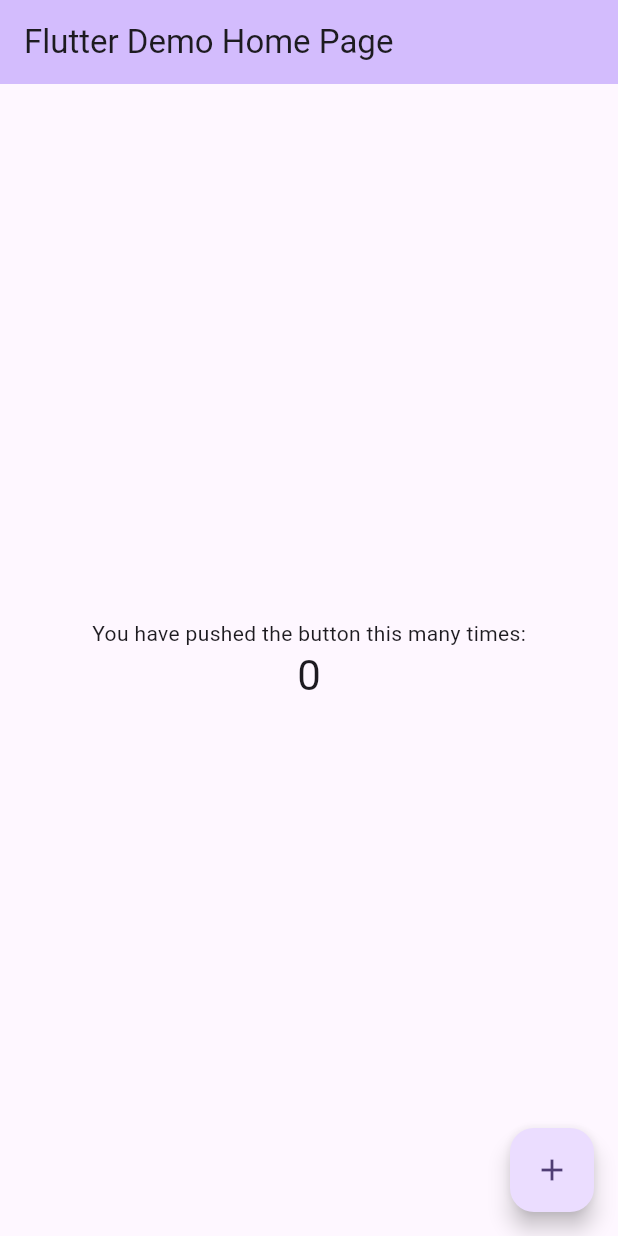
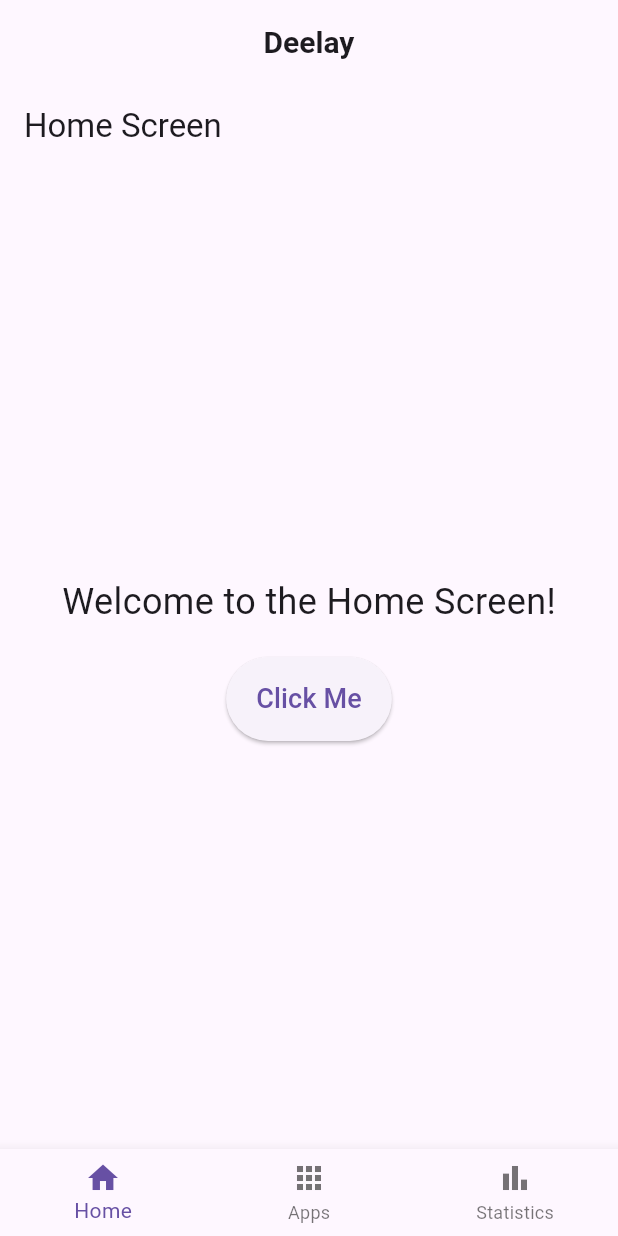
Before and after one commit to Edukasas/DeelayV2, a Flutter app: the screen it shows after launch, on a phone screen of 412 x 824 dp. Run offline on Flutter 3.47's test engine with Material 3 defaults, Android fonts, the phone set to English and light mode, and no system bars.

Commit message:
build(setup): project structure

```diff
--- a/lib/main.dart
+++ b/lib/main.dart
@@ -1,4 +1,9 @@
 import 'package:flutter/material.dart';
+import 'screens/home_screen.dart'; // Importing the HomeScreen.
+import 'screens/statistics_screen.dart'; // Importing the StatisticsScreen.
+import 'screens/app_screen.dart'; // Importing the AppScreen.
+import 'widgets/footer.dart'; // Importing footer widget.
+import 'widgets/header.dart'; // Importing header widget.
 
 void main() {
   runApp(const MyApp());
@@ -7,119 +12,50 @@ void main() {
 class MyApp extends StatelessWidget {
   const MyApp({super.key});
 
-  // This widget is the root of your application.
   @override
   Widget build(BuildContext context) {
     return MaterialApp(
-      title: 'Flutter Demo',
+      title: 'Flutter App',
       theme: ThemeData(
-        // This is the theme of your application.
-        //
-        // TRY THIS: Try running your application with "flutter run". You'll see
-        // the application has a purple toolbar. Then, without quitting the app,
-        // try changing the seedColor in the colorScheme below to Colors.green
-        // and then invoke "hot reload" (save your changes or press the "hot
-        // reload" button in a Flutter-supported IDE, or press "r" if you used
-        // the command line to start the app).
-        //
-        // Notice that the counter didn't reset back to zero; the application
-        // state is not lost during the reload. To reset the state, use hot
-        // restart instead.
-        //
-        // This works for code too, not just values: Most code changes can be
-        // tested with just a hot reload.
-        colorScheme: ColorScheme.fromSeed(seedColor: Colors.deepPurple),
-        useMaterial3: true,
+        primarySwatch: Colors.blue,
       ),
-      home: const MyHomePage(title: 'Flutter Demo Home Page'),
+      home: const MainScreen(), // Setting HomeScreen as the default screen.
     );
   }
 }
 
-class MyHomePage extends StatefulWidget {
-  const MyHomePage({super.key, required this.title});
-
-  // This widget is the home page of your application. It is stateful, meaning
-  // that it has a State object (defined below) that contains fields that affect
-  // how it looks.
-
-  // This class is the configuration for the state. It holds the values (in this
-  // case the title) provided by the parent (in this case the App widget) and
-  // used by the build method of the State. Fields in a Widget subclass are
-  // always marked "final".
-
-  final String title;
+class MainScreen extends StatefulWidget {
+  const MainScreen({super.key});
 
   @override
-  State<MyHomePage> createState() => _MyHomePageState();
+  // ignore: library_private_types_in_public_api
+  _MainScreenState createState() => _MainScreenState();
 }
 
-class _MyHomePageState extends State<MyHomePage> {
-  int _counter = 0;
+class _MainScreenState extends State<MainScreen> {
+  int _currentIndex = 0;
 
-  void _incrementCounter() {
+  final List<Widget> _screens = [
+    const HomeScreen(),
+    const AppScreen(),
+    const StatisticsScreen(),
+  ];
+
+  void _onTabTapped(int index) {
     setState(() {
-      // This call to setState tells the Flutter framework that something has
-      // changed in this State, which causes it to rerun the build method below
-      // so that the display can reflect the updated values. If we changed
-      // _counter without calling setState(), then the build method would not be
-      // called again, and so nothing would appear to happen.
-      _counter++;
+      _currentIndex = index;
     });
   }
 
   @override
   Widget build(BuildContext context) {
-    // This method is rerun every time setState is called, for instance as done
-    // by the _incrementCounter method above.
-    //
-    // The Flutter framework has been optimized to make rerunning build methods
-    // fast, so that you can just rebuild anything that needs updating rather
-    // than having to individually change instances of widgets.
     return Scaffold(
-      appBar: AppBar(
-        // TRY THIS: Try changing the color here to a specific color (to
-        // Colors.amber, perhaps?) and trigger a hot reload to see the AppBar
-        // change color while the other colors stay the same.
-        backgroundColor: Theme.of(context).colorScheme.inversePrimary,
-        // Here we take the value from the MyHomePage object that was created by
-        // the App.build method, and use it to set our appbar title.
-        title: Text(widget.title),
+      appBar: const Header(),
+      body: _screens[_currentIndex], // Display the current screen.
+      bottomNavigationBar: Footer(
+        currentIndex: _currentIndex, // Current tab.
+        onTap: _onTabTapped, // Handle tab switching.
       ),
-      body: Center(
-        // Center is a layout widget. It takes a single child and positions it
-        // in the middle of the parent.
-        child: Column(
-          // Column is also a layout widget. It takes a list of children and
-          // arranges them vertically. By default, it sizes itself to fit its
-          // children horizontally, and tries to be as tall as its parent.
-          //
-          // Column has various properties to control how it sizes itself and
-          // how it positions its children. Here we use mainAxisAlignment to
-          // center the children vertically; the main axis here is the vertical
-          // axis because Columns are vertical (the cross axis would be
-          // horizontal).
-          //
-          // TRY THIS: Invoke "debug painting" (choose the "Toggle Debug Paint"
-          // action in the IDE, or press "p" in the console), to see the
-          // wireframe for each widget.
-          mainAxisAlignment: MainAxisAlignment.center,
-          children: <Widget>[
-            const Text(
-              'You have pushed the button this many times:',
-            ),
-            Text(
-              '$_counter',
-              style: Theme.of(context).textTheme.headlineMedium,
-            ),
-          ],
-        ),
-      ),
-      floatingActionButton: FloatingActionButton(
-        onPressed: _incrementCounter,
-        tooltip: 'Increment',
-        child: const Icon(Icons.add),
-      ), // This trailing comma makes auto-formatting nicer for build methods.
     );
   }
 }
--- /dev/null
+++ b/lib/screens/app_screen.dart
@@ -0,0 +1,20 @@
+import 'package:flutter/material.dart';
+
+class AppScreen extends StatelessWidget {
+  const AppScreen({super.key});
+
+  @override
+  Widget build(BuildContext context) {
+    return Scaffold(
+      appBar: AppBar(
+        title: const Text('App Screen'),
+      ),
+      body: const Center(
+        child: Text(
+          'This is the App Screen!',
+          style: TextStyle(fontSize: 24),
+        ),
+      ),
+    );
+  }
+}
--- /dev/null
+++ b/lib/screens/home_screen.dart
@@ -0,0 +1,34 @@
+import 'package:flutter/material.dart';
+import '../widgets/custom_button.dart'; // Importing the custom widget.
+
+class HomeScreen extends StatelessWidget {
+  const HomeScreen({super.key});
+
+  @override
+  Widget build(BuildContext context) {
+    return Scaffold(
+      appBar: AppBar(
+        title: const Text('Home Screen'),
+      ),
+      body: Center(
+        child: Column(
+          mainAxisAlignment: MainAxisAlignment.center,
+          children: <Widget>[
+            const Text(
+              'Welcome to the Home Screen!',
+              style: TextStyle(fontSize: 24),
+            ),
+            const SizedBox(height: 20),
+            CustomButton(
+              text: 'Click Me',
+              onPressed: () {
+                // Define the action on button click here.
+                print('Button clicked!');
+              },
+            ),
+          ],
+        ),
+      ),
+    );
+  }
+}
--- /dev/null
+++ b/lib/screens/statistics_screen.dart
@@ -0,0 +1,20 @@
+import 'package:flutter/material.dart';
+
+class StatisticsScreen extends StatelessWidget {
+  const StatisticsScreen({super.key});
+
+  @override
+  Widget build(BuildContext context) {
+    return Scaffold(
+      appBar: AppBar(
+        title: const Text('Statistics Screen'),
+      ),
+      body: const Center(
+        child: Text(
+          'This is the Statistics Screen!',
+          style: TextStyle(fontSize: 24),
+        ),
+      ),
+    );
+  }
+}
--- /dev/null
+++ b/lib/widgets/custom_button.dart
@@ -0,0 +1,22 @@
+import 'package:flutter/material.dart';
+
+class CustomButton extends StatelessWidget {
+  final String text; // Button text.
+  final VoidCallback onPressed; // Function to handle button press.
+
+  const CustomButton({super.key, required this.text, required this.onPressed});
+
+  @override
+  Widget build(BuildContext context) {
+    return ElevatedButton(
+      onPressed: onPressed,
+      style: ElevatedButton.styleFrom(
+        padding: const EdgeInsets.symmetric(horizontal: 20, vertical: 15),
+      ), // Action when button is pressed.
+      child: Text(
+        text,
+        style: const TextStyle(fontSize: 18),
+      ),
+    );
+  }
+}
--- /dev/null
+++ b/lib/widgets/footer.dart
@@ -0,0 +1,30 @@
+import 'package:flutter/material.dart';
+
+class Footer extends StatelessWidget {
+  final int currentIndex;
+  final Function(int) onTap;
+
+  const Footer({super.key, required this.currentIndex, required this.onTap});
+
+  @override
+  Widget build(BuildContext context) {
+    return BottomNavigationBar(
+      currentIndex: currentIndex,
+      onTap: onTap, // To handle navigation tap.
+      items: const [
+        BottomNavigationBarItem(
+          icon: Icon(Icons.home),
+          label: 'Home',
+        ),
+        BottomNavigationBarItem(
+          icon: Icon(Icons.apps),
+          label: 'Apps',
+        ),
+        BottomNavigationBarItem(
+          icon: Icon(Icons.bar_chart),
+          label: 'Statistics',
+        ),
+      ],
+    );
+  }
+}
--- /dev/null
+++ b/lib/widgets/header.dart
@@ -0,0 +1,21 @@
+import 'package:flutter/material.dart';
+
+class Header extends StatelessWidget implements PreferredSizeWidget {
+  const Header({super.key});
+
+  @override
+  Widget build(BuildContext context) {
+    return AppBar(
+      centerTitle: true, // Ensures the title is centered
+      title: const Text(
+        'Deelay', // This is the static text, can later be replaced with a logo.
+        style: TextStyle(fontSize: 20, fontWeight: FontWeight.bold),
+      ),
+      elevation:
+          0, // You can customize the elevation or other properties as needed.
+    );
+  }
+
+  @override
+  Size get preferredSize => const Size.fromHeight(kToolbarHeight);
+}
```
Also changed, not shown: lib/constants/config.dart (added), lib/models/todo_model.dart (added), lib/services/todo_service.dart (added), lib/utils/helpers.dart (added).
